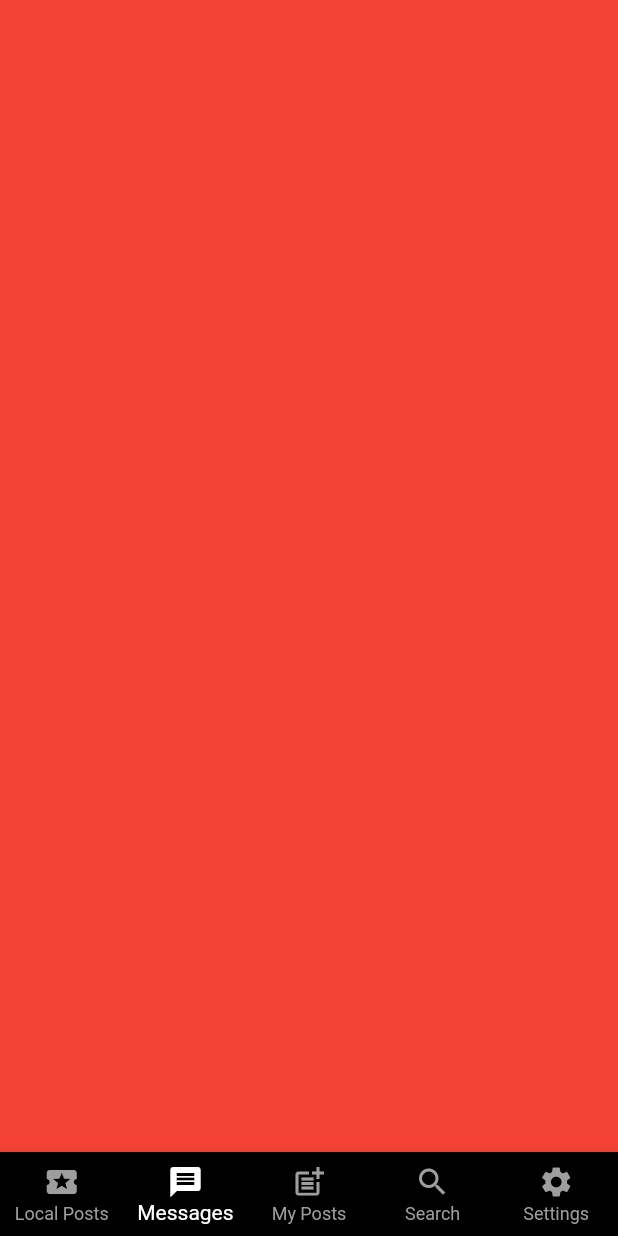
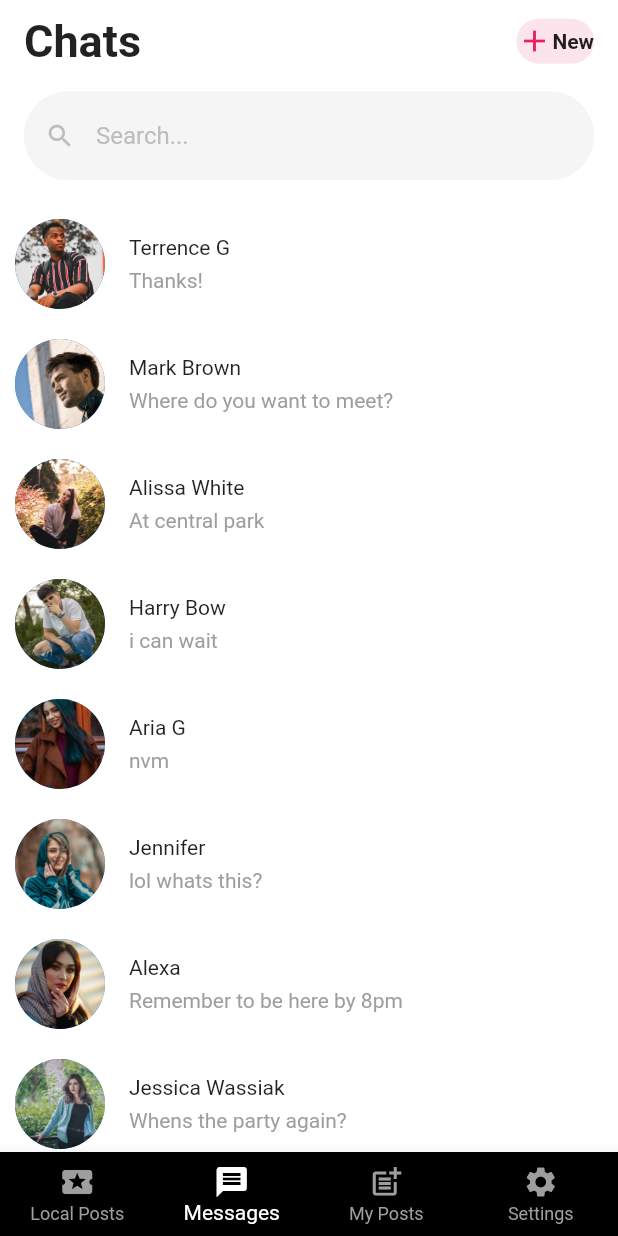
Before and after one commit to kyu21/CSCI-49000-Capstone, a Flutter app: the ScreenHome screen opened directly, item 2 of the bottom bar chosen, on a phone screen of 412 x 824 dp. Run offline on Flutter 3.47's test engine with Material 2 defaults, Android fonts, the phone set to English and light mode, and no system bars; our stand-ins replace firebase_core, pull_to_refresh; missing offline and left inert: lit_firebase_auth; accounts and stored records are empty; network calls fail.

Commit message:
API Update
- Used a dog api to test api functions
- Removed Search page and integrated it with the 3 pages instead

```diff
--- /dev/null
+++ b/frontend/LocalHelper/lib/Screens/MainPages/Messages/screen_messages.dart
@@ -0,0 +1,134 @@
+import 'package:flutter/material.dart';
+
+import 'widget_chat.dart';
+
+class ScreenMessages extends StatelessWidget {
+  final List<ChatWidget> chatTest = [
+    ChatWidget(
+      text: "Terrence G",
+      secondaryText: "Thanks!",
+      image: 'assets/images/userImage1.jpeg',
+    ),
+    ChatWidget(
+      text: "Mark Brown",
+      secondaryText: "Where do you want to meet?",
+      image: 'assets/images/userImage2.jpeg',
+    ),
+    ChatWidget(
+      text: "Alissa White",
+      secondaryText: "At central park",
+      image: 'assets/images/userImage3.jpeg',
+    ),
+    ChatWidget(
+      text: "Harry Bow",
+      secondaryText: "i can wait",
+      image: 'assets/images/userImage4.jpeg',
+    ),
+    ChatWidget(
+      text: "Aria G",
+      secondaryText: "nvm",
+      image: 'assets/images/userImage5.jpeg',
+    ),
+    ChatWidget(
+      text: "Jennifer",
+      secondaryText: "lol whats this?",
+      image: 'assets/images/userImage6.jpeg',
+    ),
+    ChatWidget(
+      text: "Alexa",
+      secondaryText: "Remember to be here by 8pm",
+      image: 'assets/images/userImage7.jpeg',
+    ),
+    ChatWidget(
+      text: "Jessica Wassiak",
+      secondaryText: "Whens the party again?",
+      image: 'assets/images/userImage8.jpeg',
+    ),
+  ];
+
+  @override
+  Widget build(BuildContext context) {
+    return Scaffold(
+      backgroundColor: Colors.white,
+      body: SingleChildScrollView(
+        physics: BouncingScrollPhysics(),
+        child: Column(
+          crossAxisAlignment: CrossAxisAlignment.start,
+          children: [
+            SafeArea(
+              child: Padding(
+                padding: EdgeInsets.only(left: 16, right: 16, top: 10),
+                child: Row(
+                  mainAxisAlignment: MainAxisAlignment.spaceBetween,
+                  children: [
+                    Text(
+                      'Chats',
+                      style:
+                          TextStyle(fontSize: 30, fontWeight: FontWeight.bold),
+                    ),
+                    Container(
+                      height: 30,
+                      decoration: BoxDecoration(
+                        borderRadius: BorderRadius.circular(30),
+                        color: Colors.pink[50],
+                      ),
+                      child: Row(
+                        children: [
+                          Icon(
+                            Icons.add,
+                            color: Colors.pink,
+                          ),
+                          Text(
+                            'New',
+                            style: TextStyle(
+                              fontSize: 14,
+                              fontWeight: FontWeight.bold,
+                            ),
+                          ),
+                        ],
+                      ),
+                    ),
+                  ],
+                ),
+              ),
+            ),
+            Padding(
+              padding: const EdgeInsets.all(16),
+              child: TextField(
+                decoration: InputDecoration(
+                  hintText: "Search...",
+                  hintStyle: TextStyle(color: Colors.grey.shade400),
+                  prefixIcon: Icon(
+                    Icons.search,
+                    color: Colors.grey.shade400,
+                    size: 20,
+                  ),
+                  filled: true,
+                  fillColor: Colors.grey.shade100,
+                  enabledBorder: OutlineInputBorder(
+                    borderRadius: BorderRadius.circular(30),
+                    borderSide: BorderSide(
+                      color: Colors.grey.shade100,
+                    ),
+                  ),
+                ),
+              ),
+            ),
+            ListView.builder(
+              itemCount: chatTest.length,
+              shrinkWrap: true,
+              physics: NeverScrollableScrollPhysics(),
+              itemBuilder: (context, index) {
+                return ChatWidget(
+                  text: chatTest[index].text,
+                  secondaryText: chatTest[index].secondaryText,
+                  image: chatTest[index].image,
+                );
+              },
+            ),
+          ],
+        ),
+      ),
+    );
+  }
+}
--- /dev/null
+++ b/frontend/LocalHelper/lib/Screens/MainPages/Messages/widget_chat.dart
@@ -0,0 +1,53 @@
+import 'package:flutter/material.dart';
+
+class ChatWidget extends StatefulWidget {
+  // Variables
+  final String text;
+  final String secondaryText;
+  final String image;
+
+  // Constructor
+  ChatWidget({
+    @required this.text,
+    @required this.secondaryText,
+    @required this.image,
+  });
+  @override
+  _ChatWidgetState createState() => _ChatWidgetState();
+}
+
+class _ChatWidgetState extends State<ChatWidget> {
+  @override
+  Widget build(BuildContext context) {
+    return Container(
+      padding: EdgeInsets.all(10),
+      child: Row(
+        children: [
+          Row(
+            children: [
+              CircleAvatar(
+                backgroundImage: AssetImage(widget.image),
+                maxRadius: 30,
+              ),
+              SizedBox(width: 16),
+              Column(
+                crossAxisAlignment: CrossAxisAlignment.start,
+                children: [
+                  Text(widget.text),
+                  SizedBox(height: 6),
+                  Text(
+                    widget.secondaryText,
+                    style: TextStyle(
+                      fontSize: 14,
+                      color: Colors.grey.shade500,
+                    ),
+                  ),
+                ],
+              ),
+            ],
+          ),
+        ],
+      ),
+    );
+  }
+}
--- a/frontend/LocalHelper/lib/Screens/MainPages/screen_messages.dart
+++ /dev/null
@@ -1,10 +0,0 @@
-import 'package:flutter/material.dart';
-
-class ScreenMessages extends StatelessWidget {
-  @override
-  Widget build(BuildContext context) {
-    return Scaffold(
-      backgroundColor: Colors.red,
-    );
-  }
-}
--- a/frontend/LocalHelper/lib/Screens/screen_main.dart
+++ b/frontend/LocalHelper/lib/Screens/screen_main.dart
@@ -1,10 +1,9 @@
 import 'package:flutter/material.dart';
 
 // Screens
+import 'MainPages/Messages/screen_messages.dart';
 import 'MainPages/screen_myposts.dart';
-import 'MainPages/screen_search.dart';
 import 'MainPages/screen_settings.dart';
-import 'MainPages/screen_messages.dart';
 import 'MainPages/screen_posts.dart';
 
 class ScreenHome extends StatefulWidget {
@@ -20,7 +19,6 @@ class _ScreenHomeState extends State<ScreenHome> {
     pageList.add(ScreenPosts());
     pageList.add(ScreenMessages());
     pageList.add(ScreenMyPosts());
-    pageList.add(ScreenSearch());
     pageList.add(ScreenSettings());
     super.initState();
   }
@@ -64,11 +62,6 @@ class _ScreenHomeState extends State<ScreenHome> {
             backgroundColor: Colors.white,
           ),
           BottomNavigationBarItem(
-            label: 'Search',
-            icon: Icon(Icons.search),
-            backgroundColor: Colors.white,
-          ),
-          BottomNavigationBarItem(
             label: 'Settings',
             icon: Icon(Icons.settings),
             backgroundColor: Colors.white,
--- a/frontend/LocalHelper/lib/main.dart
+++ b/frontend/LocalHelper/lib/main.dart
@@ -3,6 +3,7 @@ import 'package:firebase_core/firebase_core.dart';
 
 import 'Screens/screen_error.dart';
 import 'Screens/screen_load.dart';
+import 'Screens/screen_main.dart';
 import 'Screens/screen_start.dart';
 
 void main() {
@@ -35,7 +36,7 @@ class App extends StatelessWidget {
 
         // Once complete, show your application
         if (snapshot.connectionState == ConnectionState.done) {
-          return ScreenStart();
+          return ScreenHome();
         }
 
         // Otherwise, show something whilst waiting for initialization to complete
--- a/frontend/LocalHelper/pubspec.yaml
+++ b/frontend/LocalHelper/pubspec.yaml
@@ -27,6 +27,8 @@ dependencies:
   firebase_core: ^0.5.0
   firebase_auth: ^0.18.0+1
   lit_firebase_auth: ^0.3.0
+  pull_to_refresh: ^1.6.1
+  http: ^0.12.2
 
 dev_dependencies:
   flutter_test:
@@ -45,7 +47,7 @@ flutter:
 
   # To add assets to your application, add an assets section, like this:
   assets:
-    - assets/
+    - assets/images/
 
   # An image asset can refer to one or more resolution-specific "variants", see
   # https://flutter.dev/assets-and-images/#resolution-aware.
```
Also changed, not shown: frontend/LocalHelper/lib/Screens/MainPages/screen_myposts.dart (+91 -1 lines), frontend/LocalHelper/lib/Screens/MainPages/screen_posts.dart (+107 -29 lines), frontend/LocalHelper/assets/images/userImage1.jpeg (added), frontend/LocalHelper/assets/images/userImage2.jpeg (added), frontend/LocalHelper/assets/images/userImage3.jpeg (added), frontend/LocalHelper/assets/images/userImage4.jpeg (added), frontend/LocalHelper/assets/images/userImage5.jpeg (added), frontend/LocalHelper/assets/images/userImage6.jpeg (added), frontend/LocalHelper/assets/images/userImage7.jpeg (added), frontend/LocalHelper/assets/images/userImage8.jpeg (added), frontend/LocalHelper/pubspec.lock, 1 other file.
